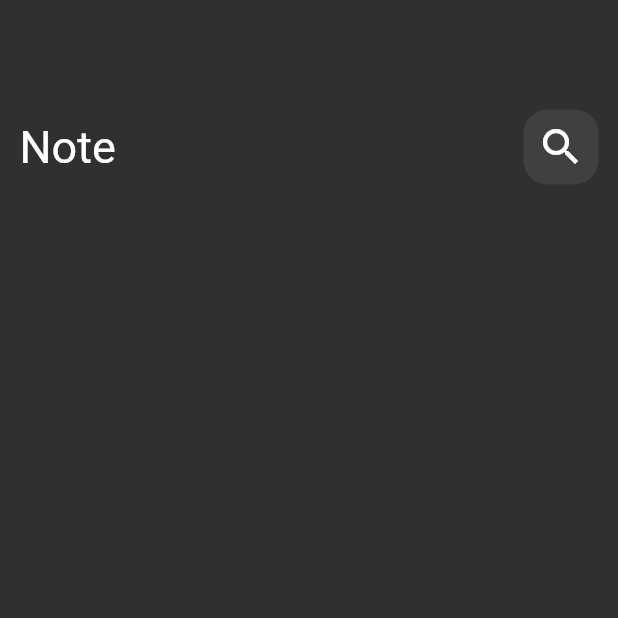
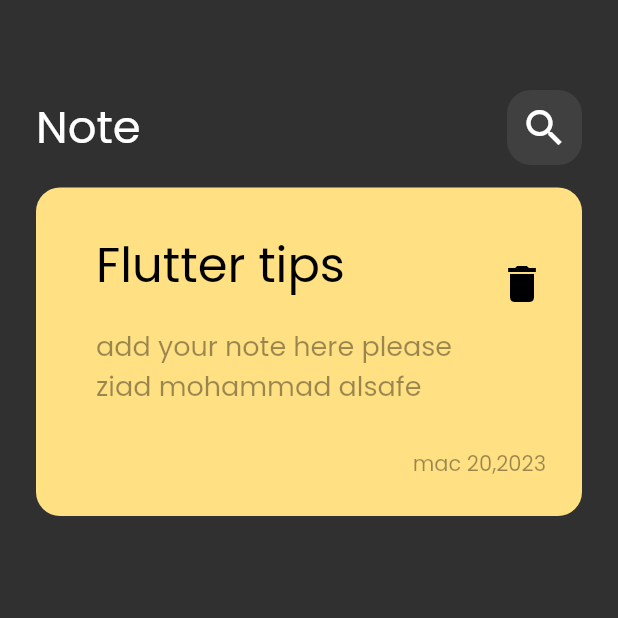
Before and after one commit to Ziad-AL-Saifi/note_app, a Flutter app: the screen it shows after launch, on a phone screen of 412 x 824 dp, the top half of it. Run offline on Flutter 3.47's test engine with Material 2 defaults, Android fonts, the phone set to English and light mode, and no system bars.

Commit message:
create notes item widget

```diff
--- a/lib/main.dart
+++ b/lib/main.dart
@@ -11,7 +11,7 @@ class NoteApp extends StatelessWidget {
   @override
   Widget build(BuildContext context) {
     return MaterialApp(
-      theme: ThemeData.dark(),
+      theme: ThemeData(brightness: Brightness.dark, fontFamily: 'Poppins'),
       home: HomePage(),
     );
   }
--- a/lib/views/home_page.dart
+++ b/lib/views/home_page.dart
@@ -1,5 +1,7 @@
 import 'package:flutter/material.dart';
 import 'package:note/widgets/custom_appbar.dart';
+
+import '../widgets/note_item.dart';
 
 class HomePage extends StatelessWidget {
   const HomePage({super.key});
@@ -7,12 +9,17 @@ class HomePage extends StatelessWidget {
   @override
   Widget build(BuildContext context) {
     return Scaffold(
-      body: Column(children: [
-        SizedBox(
-          height: 60,
-        ),
-        CustomAppBar(),
-      ]),
+      body: Padding(
+        padding: const EdgeInsets.symmetric(horizontal: 24),
+        child: Column(children: [
+          SizedBox(
+            height: 60,
+          ),
+          CustomAppBar(),
+          SizedBox(height: 15),
+          Custom_notes_item(),
+        ]),
+      ),
     );
   }
 }
--- a/lib/widgets/custom_appbar.dart
+++ b/lib/widgets/custom_appbar.dart
@@ -5,9 +5,7 @@ class CustomAppBar extends StatelessWidget {
 
   @override
   Widget build(BuildContext context) {
-    return Padding(
-      padding: const EdgeInsets.all(13),
-      child: Row(
+    return Row(
       children: [
         Text(
           "Note",
@@ -26,7 +24,6 @@ class CustomAppBar extends StatelessWidget {
           ),
         )
       ],
-      ),
     );
   }
 }
--- /dev/null
+++ b/lib/widgets/note_item.dart
@@ -0,0 +1,53 @@
+import 'package:flutter/material.dart';
+
+class Custom_notes_item extends StatelessWidget {
+  const Custom_notes_item({
+    Key? key,
+  }) : super(key: key);
+
+  @override
+  Widget build(BuildContext context) {
+    return Container(
+      padding: EdgeInsets.only(left: 24, top: 24),
+      decoration: BoxDecoration(
+          borderRadius: BorderRadius.circular(16), color: Colors.amber[200]),
+      child: Column(
+        children: [
+          ListTile(
+              title: Text(
+                'Flutter tips',
+                style: TextStyle(color: Colors.black, fontSize: 32),
+              ),
+              subtitle: Padding(
+                padding: const EdgeInsets.only(top: 16),
+                child: Text(
+                  'add your note here please ziad mohammad alsafe',
+                  style: TextStyle(
+                      color: Colors.black.withOpacity(.4), fontSize: 18),
+                ),
+              ),
+              trailing: IconButton(
+                icon: Icon(Icons.delete),
+                color: Colors.black,
+                iconSize: 32,
+                onPressed: () {},
+              )),
+          Padding(
+            padding: const EdgeInsets.only(right: 24, top: 24, bottom: 24),
+            child: Row(
+              mainAxisAlignment: MainAxisAlignment.end,
+              children: [
+                Text(
+                  'mac 20,2023',
+                  style: TextStyle(
+                    color: Colors.black.withOpacity(.4),
+                  ),
+                ),
+              ],
+            ),
+          ),
+        ],
+      ),
+    );
+  }
+}
```
Also changed, not shown: pubspec.yaml (+4 -4 lines), assets/font/Poppins-Regular.ttf (added). Lines whose indentation alone changed are shown as unchanged.
